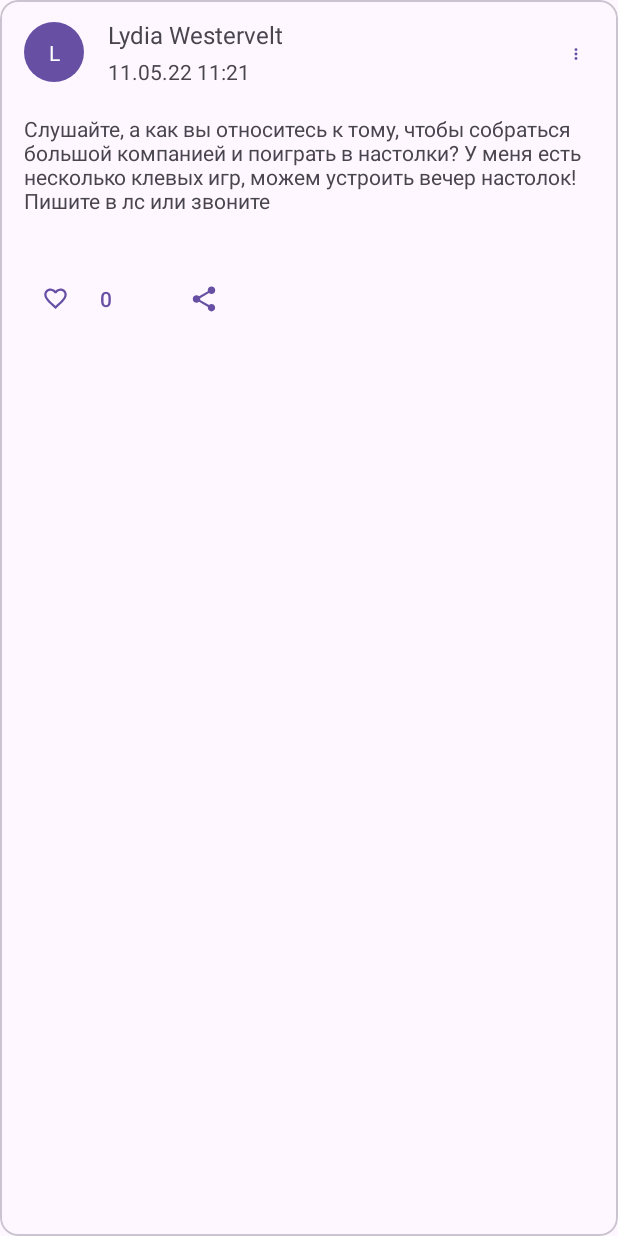
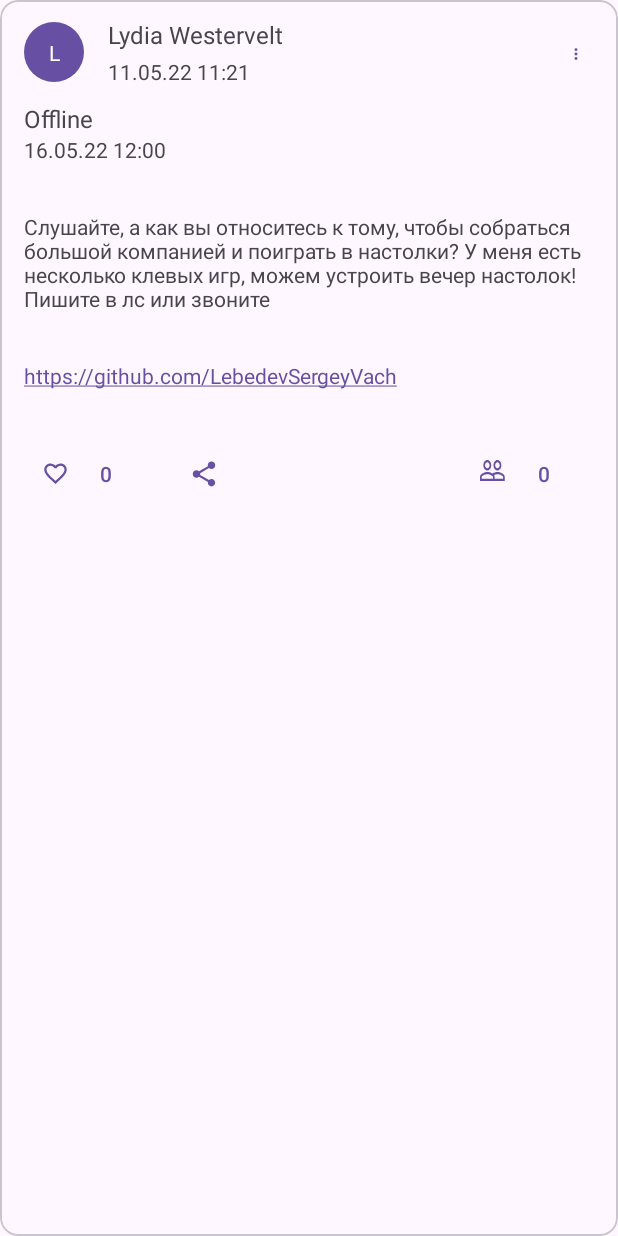
Before and after one commit to LebedevSergeyVach/EltexSocialMedia, an Android app: the screen it shows after launch (MainPostActivity before the commit, MainEventActivity after it), on a phone screen of 412 x 824 dp. Run offline under Robolectric (Android 15) with nearby library versions, the phone set to English and light mode, and no system bars.

Commit message:
Main: Update repository/ viewmodel/ data/ (MVVM pattern realization for Event)

```diff
--- a/app/src/main/java/com/eltex/androidschool/MainActivity.kt
+++ b/app/src/main/java/com/eltex/androidschool/MainActivity.kt
@@ -9,8 +9,8 @@ class MainActivity : AppCompatActivity() {
     override fun onCreate(savedInstanceState: Bundle?) {
         super.onCreate(savedInstanceState)
 
-        startActivity(Intent(this@MainActivity, MainPostActivity::class.java))
-//        startActivity(Intent(this@MainActivity, MainEventActivity::class.java))
+//        startActivity(Intent(this@MainActivity, MainPostActivity::class.java))
+        startActivity(Intent(this@MainActivity, MainEventActivity::class.java))
 
         finish()
     }
--- a/app/src/main/java/com/eltex/androidschool/MainEventActivity.kt
+++ b/app/src/main/java/com/eltex/androidschool/MainEventActivity.kt
@@ -10,12 +10,13 @@ import androidx.lifecycle.viewmodel.viewModelFactory
 import androidx.activity.viewModels
 import androidx.lifecycle.lifecycleScope
 
-import com.eltex.androidschool.databinding.PostCardOption1Binding
+import com.eltex.androidschool.databinding.EventCardOption1Binding
 
-import com.eltex.androidschool.data.Post
-import com.eltex.androidschool.repository.InMemoryPostRepository
+import com.eltex.androidschool.data.Event
+import com.eltex.androidschool.repository.InMemoryEventRepository
+import com.eltex.androidschool.viewmodel.EventViewModel
 import com.eltex.androidschool.utils.toast
-import com.eltex.androidschool.viewmodel.PostViewModel
+
 import kotlinx.coroutines.flow.launchIn
 import kotlinx.coroutines.flow.onEach
 
@@ -24,21 +25,21 @@ class MainEventActivity : AppCompatActivity() {
         super.onCreate(savedInstanceState)
         enableEdgeToEdge()
 
-        val viewModel by viewModels<PostViewModel> {
+        val viewModel by viewModels<EventViewModel> {
             viewModelFactory {
-                addInitializer(PostViewModel::class) {
-                    PostViewModel(InMemoryPostRepository())
+                addInitializer(EventViewModel::class) {
+                    EventViewModel(InMemoryEventRepository())
                 }
             }
         }
 
-        val binding = PostCardOption1Binding.inflate(layoutInflater)
+        val binding = EventCardOption1Binding.inflate(layoutInflater)
 
         setContentView(binding.root)
 
         viewModel.state
-            .onEach { postState ->
-                bindingPost(binding, postState.post)
+            .onEach { eventState ->
+                bindingEvent(binding, eventState.event)
             }
             .launchIn(lifecycleScope)
 
@@ -47,17 +48,24 @@ class MainEventActivity : AppCompatActivity() {
             viewModel.like()
         }
 
+        binding.participate.setOnClickListener {
+            viewModel.participate()
+        }
+
         applyInsets()
     }
 
     @SuppressLint("SetTextI18n")
-    private fun bindingPost(
-        binding: PostCardOption1Binding, post: Post
+    private fun bindingEvent(
+        binding: EventCardOption1Binding, event: Event
     ) {
-        binding.author.text = post.author
-        binding.content.text = post.content
-        binding.published.text = post.published
-        binding.initial.text = post.author.take(1)
+        binding.author.text = event.author
+        binding.initial.text = event.author.take(1)
+        binding.published.text = event.published
+        binding.optionConducting.text = event.optionConducting
+        binding.dataEvent.text = event.dataEvent
+        binding.content.text = event.content
+        binding.link.text = event.link
 
         binding.menu.setOnClickListener {
             toast(R.string.not_implemented)
@@ -68,13 +76,28 @@ class MainEventActivity : AppCompatActivity() {
         }
 
         binding.like.setIconResource(
-            if (post.likeByMe) {
+            if (event.likeByMe) {
                 R.drawable.ic_favorite_24
             } else {
                 R.drawable.ic_favorite_border_24
             }
         )
-        binding.like.text = if (post.likeByMe) {
+
+        binding.like.text = if (event.likeByMe) {
+            1
+        } else {
+            0
+        }.toString()
+
+        binding.participate.setIconResource(
+            if (event.participateByMe) {
+                R.drawable.ic_participate_24
+            } else {
+                R.drawable.ic_participate_border_24
+            }
+        )
+
+        binding.participate.text = if (event.participateByMe) {
             1
         } else {
             0
--- a/app/src/main/java/com/eltex/androidschool/MainPostActivity.kt
+++ b/app/src/main/java/com/eltex/androidschool/MainPostActivity.kt
@@ -14,8 +14,9 @@ import com.eltex.androidschool.databinding.PostCardOption1Binding
 
 import com.eltex.androidschool.data.Post
 import com.eltex.androidschool.repository.InMemoryPostRepository
+import com.eltex.androidschool.viewmodel.PostViewModel
 import com.eltex.androidschool.utils.toast
-import com.eltex.androidschool.viewmodel.PostViewModel
+
 import kotlinx.coroutines.flow.launchIn
 import kotlinx.coroutines.flow.onEach
 
@@ -55,9 +56,9 @@ class MainPostActivity : AppCompatActivity() {
         binding: PostCardOption1Binding, post: Post
     ) {
         binding.author.text = post.author
+        binding.initial.text = post.author.take(1)
+        binding.published.text = post.published
         binding.content.text = post.content
-        binding.published.text = post.published
-        binding.initial.text = post.author.take(1)
 
         binding.menu.setOnClickListener {
             toast(R.string.not_implemented)
--- a/app/src/main/java/com/eltex/androidschool/data/Event.kt
+++ b/app/src/main/java/com/eltex/androidschool/data/Event.kt
@@ -1,4 +1,26 @@
 package com.eltex.androidschool.data
 
-class Event {
-}
+/**
+ * Класс [Event] представляет данные о Событии
+ *
+ * @property id = 0L
+ * @property author автор = ""
+ * @property published дата и время публиции = ""
+ * @property optionConducting online & offline = "
+ * @property dataEvent дата и время события = ""
+ * @property content содержание = ""
+ * @property link ссылка = ""
+ * @property likeByMe лайк true & false = false
+ * @property participateByMe участие true & false = false
+ */
+data class Event (
+    val id: Long = 0L,
+    val author: String = "",
+    val published: String = "",
+    val optionConducting: String = "",
+    val dataEvent: String = "",
+    val content: String = "",
+    val link: String = "",
+    val likeByMe: Boolean = false,
+    val participateByMe: Boolean = false,
+)
--- a/app/src/main/java/com/eltex/androidschool/repository/EventRepository.kt
+++ b/app/src/main/java/com/eltex/androidschool/repository/EventRepository.kt
@@ -1,4 +1,40 @@
 package com.eltex.androidschool.repository
 
-class EventRepository {
+import com.eltex.androidschool.data.Event
+import com.eltex.androidschool.data.Post
+import kotlinx.coroutines.flow.Flow
+
+
+/**
+ * Интерфейс [EventRepository] предоставляет методы для управления событиями
+ * Получить Собитие, поставить лайк и учавствовать
+ */
+interface EventRepository {
+    /**
+     * Получить событие в виде потока данных [Flow]
+     *
+     * @return [Flow] с данными о событии
+     *
+     * @sample [EventRepository]
+     * @sample [InMemoryEventRepository]
+     */
+    fun getEvent(): Flow<Event>
+
+    /**
+     * Поставить лайк Событию пользователем
+     * true & false
+     *
+     * @sample [EventRepository]
+     * @sample [InMemoryEventRepository]
+     */
+    fun like()
+
+    /**
+     * Поставить участие Событию пользователем
+     * true & false
+     *
+     * @sample [EventRepository]
+     * @sample [InMemoryEventRepository]
+     */
+    fun participate()
 }
--- a/app/src/main/java/com/eltex/androidschool/repository/InMemoryEventRepository.kt
+++ b/app/src/main/java/com/eltex/androidschool/repository/InMemoryEventRepository.kt
@@ -1,4 +1,63 @@
 package com.eltex.androidschool.repository
 
-class InMemoryEventRepository {
+import kotlinx.coroutines.flow.Flow
+import kotlinx.coroutines.flow.MutableStateFlow
+import kotlinx.coroutines.flow.asStateFlow
+import kotlinx.coroutines.flow.update
+
+import com.eltex.androidschool.data.Event
+
+/**
+ * Реализация интерфейса [EventRepository], которая хранит данные о Событии в памяти
+ * Получить Событие, поставить лайк и учавстовать
+ *
+ * @property _state [MutableStateFlow] с данными о событии
+ */
+class InMemoryEventRepository : EventRepository {
+    private val _state = MutableStateFlow(
+        Event(
+            author = "Lydia Westervelt",
+            published = "11.05.22 11:21",
+            optionConducting = "Offline",
+            dataEvent = "16.05.22 12:00",
+            content = "Слушайте, а как вы относитесь к тому, чтобы собраться большой компанией и поиграть в настолки? У меня есть несколько клевых игр, можем устроить вечер настолок! Пишите в лс или звоните",
+            link = "https://github.com/LebedevSergeyVach",
+        )
+    )
+
+    /**
+     * Получить событие в виде потока данных [Flow]
+     *
+     * @return [Flow] с данными о событии.
+     *
+     * @sample [EventRepository]
+     * @sample [InMemoryEventRepository]
+     */
+    override fun getEvent(): Flow<Event> = _state.asStateFlow()
+
+    /**
+     * Поставить лайк Событию пользователем
+     * true & false
+     *
+     * @sample [EventRepository]
+     * @sample [InMemoryEventRepository]
+     */
+    override fun like() {
+        _state.update { post ->
+            post.copy(likeByMe = !post.likeByMe)
+        }
+    }
+
+    /**
+     * Поставить участие Событию пользователем
+     * true & false
+     *
+     * @sample [EventRepository]
+     * @sample [InMemoryEventRepository]
+     */
+    override fun participate() {
+        _state.update { post ->
+            post.copy(participateByMe = !post.participateByMe)
+        }
+    }
 }
--- a/app/src/main/java/com/eltex/androidschool/viewmodel/EventState.kt
+++ b/app/src/main/java/com/eltex/androidschool/viewmodel/EventState.kt
@@ -1,4 +1,14 @@
 package com.eltex.androidschool.viewmodel
 
-class EventState {
-}
+import com.eltex.androidschool.data.Event
+
+
+/**
+ * Класс [EventState] представляет состояние Собития
+ * Информация о Собитие, которая используется в ViewModel для обновления UI
+ *
+ * @property event Данные о Собитии
+ */
+data class EventState(
+    val event: Event = Event(),
+)
--- a/app/src/main/java/com/eltex/androidschool/viewmodel/EventViewModel.kt
+++ b/app/src/main/java/com/eltex/androidschool/viewmodel/EventViewModel.kt
@@ -1,4 +1,55 @@
 package com.eltex.androidschool.viewmodel
 
-class EventViewModel {
+import androidx.lifecycle.ViewModel
+import androidx.lifecycle.viewModelScope
+import kotlinx.coroutines.flow.MutableStateFlow
+import kotlinx.coroutines.flow.StateFlow
+import kotlinx.coroutines.flow.asStateFlow
+
+import com.eltex.androidschool.repository.EventRepository
+import com.eltex.androidschool.repository.PostRepository
+import kotlinx.coroutines.flow.launchIn
+import kotlinx.coroutines.flow.onEach
+import kotlinx.coroutines.flow.update
+
+/**
+ * ViewModel для управления состоянием События
+ * Взаимодейтвует с [EventRepository] для получения и обновления данных о Событие
+ *
+ * @property repository Репозиторий Событий
+ * @property state [StateFlow] с текущим состоянием События
+ */
+class EventViewModel(private val repository: EventRepository) : ViewModel() {
+    private val _state = MutableStateFlow(EventState())
+    val state: StateFlow<EventState> = _state.asStateFlow()
+
+    /**
+     * Инициализация ViewModel
+     * Подписывается на изменения данных о Собитие из репозитория и обновляет состояние
+     */
+    init {
+        repository.getEvent()
+            .onEach { event ->
+                _state.update { stateEvent ->
+                    stateEvent.copy(event = event)
+                }
+            }
+            .launchIn(viewModelScope)
+    }
+
+    /**
+     * Поставить лайк Событию
+     * Вызывает метод [PostRepository.like] для обновления состояния События
+     */
+    fun like() {
+        repository.like()
+    }
+
+    /**
+     * Учавствовать в Событие
+     * Вызывает метод [PostRepository.participate] для обновления состояния События
+     */
+    fun participate()  {
+        repository.participate()
+    }
 }
--- a/app/src/main/java/com/eltex/androidschool/viewmodel/PostState.kt
+++ b/app/src/main/java/com/eltex/androidschool/viewmodel/PostState.kt
@@ -4,7 +4,10 @@ import com.eltex.androidschool.data.Post
 
 
 /**
- * Модель для хранения состояния поста
+ * Класс [PostState] представляет состояние Поста
+ * Информация о Посте, которая используется в ViewModel для обновления UI
+ *
+ * @property post Данные о Посте
  */
 data class PostState(
     val post: Post = Post(),
--- /dev/null
+++ b/app/src/main/res/drawable/ic_participate_24.xml
@@ -0,0 +1,11 @@
+<vector xmlns:android="http://schemas.android.com/apk/res/android"
+    android:width="24dp"
+    android:height="18dp"
+
+    android:viewportWidth="24"
+    android:viewportHeight="18">
+
+    <path
+        android:fillColor="#000000"
+        android:pathData="M15,6.5C16.66,6.5 17.99,5.16 17.99,3.5C17.99,1.84 16.66,0.5 15,0.5C13.34,0.5 12,1.84 12,3.5C12,5.16 13.34,6.5 15,6.5ZM7,6.5C8.66,6.5 9.99,5.16 9.99,3.5C9.99,1.84 8.66,0.5 7,0.5C5.34,0.5 4,1.84 4,3.5C4,5.16 5.34,6.5 7,6.5ZM7,8.5C4.67,8.5 0,9.67 0,12V14.5H14V12C14,9.67 9.33,8.5 7,8.5ZM15,8.5C14.71,8.5 14.38,8.52 14.03,8.55C15.19,9.39 16,10.52 16,12V14.5H22V12C22,9.67 17.33,8.5 15,8.5Z" />
+</vector>
--- /dev/null
+++ b/app/src/main/res/drawable/ic_participate_border_24.xml
@@ -0,0 +1,11 @@
+<vector xmlns:android="http://schemas.android.com/apk/res/android"
+    android:width="24dp"
+    android:height="18dp"
+
+    android:viewportWidth="24"
+    android:viewportHeight="18">
+
+    <path
+        android:fillColor="#000000"
+        android:pathData="M15.5,8C14.3,8 12.43,8.34 11,9C9.57,8.33 7.7,8 6.5,8C4.33,8 0,9.08 0,11.25V14H22V11.25C22,9.08 17.67,8 15.5,8ZM11.5,12.5H1.5V11.25C1.5,10.71 4.06,9.5 6.5,9.5C8.94,9.5 11.5,10.71 11.5,11.25V12.5ZM20.5,12.5H13V11.25C13,10.79 12.8,10.39 12.48,10.03C13.36,9.73 14.44,9.5 15.5,9.5C17.94,9.5 20.5,10.71 20.5,11.25V12.5ZM6.5,7C8.43,7 10,5.43 10,3.5C10,1.57 8.43,0 6.5,0C4.57,0 3,1.57 3,3.5C3,5.43 4.57,7 6.5,7ZM6.5,1.5C7.6,1.5 8.5,2.4 8.5,3.5C8.5,4.6 7.6,5.5 6.5,5.5C5.4,5.5 4.5,4.6 4.5,3.5C4.5,2.4 5.4,1.5 6.5,1.5ZM15.5,7C17.43,7 19,5.43 19,3.5C19,1.57 17.43,0 15.5,0C13.57,0 12,1.57 12,3.5C12,5.43 13.57,7 15.5,7ZM15.5,1.5C16.6,1.5 17.5,2.4 17.5,3.5C17.5,4.6 16.6,5.5 15.5,5.5C14.4,5.5 13.5,4.6 13.5,3.5C13.5,2.4 14.4,1.5 15.5,1.5Z" />
+</vector>
--- a/app/src/main/res/layout/event_card_option_1.xml
+++ b/app/src/main/res/layout/event_card_option_1.xml
@@ -204,7 +204,7 @@
             app:layout_constraintTop_toTopOf="@id/like" />
 
         <com.google.android.material.button.MaterialButton
-            android:id="@+id/peoples"
+            android:id="@+id/participate"
 
             style="@style/Widget.Material3.Button.TextButton"
 
@@ -213,7 +213,7 @@
 
             android:layout_marginEnd="@dimen/indent_end"
 
-            app:icon="@drawable/ic_peoples"
+            app:icon="@drawable/ic_participate_border_24"
 
             app:layout_constraintEnd_toEndOf="parent"
             app:layout_constraintTop_toTopOf="@id/like"
```
Also changed, not shown: app/src/main/java/com/eltex/androidschool/data/Post.kt (+10 -1 lines), app/src/main/java/com/eltex/androidschool/repository/InMemoryPostRepository.kt (+20 -2 lines), app/src/main/java/com/eltex/androidschool/repository/PostRepository.kt (+13 -9 lines), app/src/main/java/com/eltex/androidschool/viewmodel/PostViewModel.kt (+13 -13 lines), app/src/main/res/drawable/ic_peoples.xml (deleted, +0 -9 lines).
